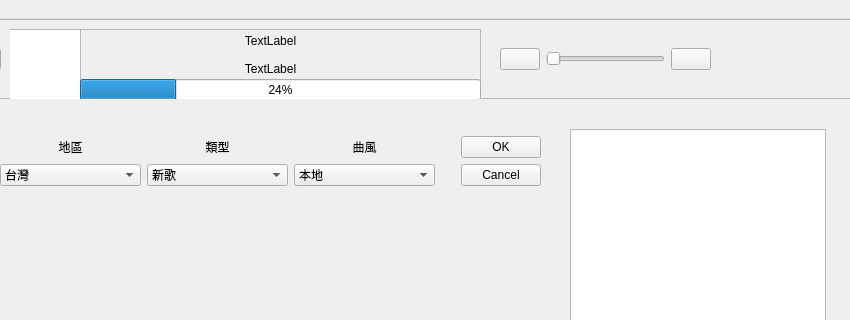
JianDa0127/web_crawler, file kkbox/UI_Designer/main.ui: the form before one commit; both pictures show x 350 to 1200 and y 0 to 320 of the 1200 by 700 pixel window.
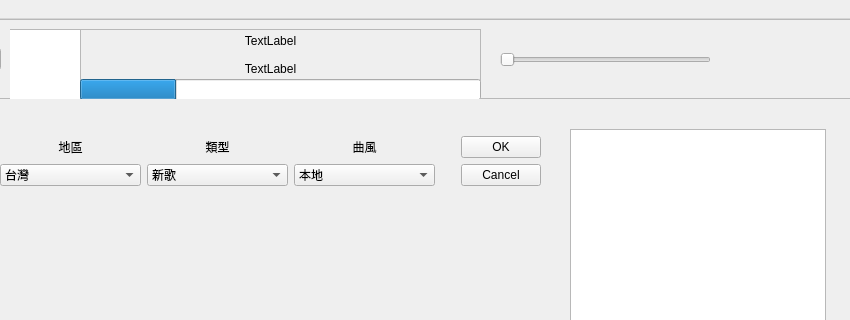
The form after the commit. Icons and pictures are not drawn.

The edit to the form file:
```diff
--- a/kkbox/UI_Designer/main.ui
+++ b/kkbox/UI_Designer/main.ui
@@ -358,6 +358,9 @@
       <property name="value">
        <number>24</number>
       </property>
+      <property name="textVisible">
+       <bool>false</bool>
+      </property>
      </widget>
      <widget class="QWidget" name="verticalLayoutWidget_5">
       <property name="geometry">
@@ -402,38 +405,16 @@
       </rect>
      </property>
      <layout class="QGridLayout" name="gridLayout_3">
-      <item row="0" column="1">
-       <widget class="QSlider" name="horizontalSlider_volume">
+      <item row="0" column="0">
+       <widget class="QSlider" name="volume_Slider">
+        <property name="maximum">
+         <number>100</number>
+        </property>
         <property name="orientation">
          <enum>Qt::Horizontal</enum>
         </property>
        </widget>
       </item>
-      <item row="0" column="0">
-       <widget class="QPushButton" name="pushButton_volumeDown">
-        <property name="enabled">
-         <bool>true</bool>
-        </property>
-        <property name="text">
-         <string/>
-        </property>
-        <property name="icon">
-         <iconset>
-          <normaloff>icon/volume-down.png</normaloff>icon/volume-down.png</iconset>
-        </property>
-       </widget>
-      </item>
-      <item row="0" column="2">
-       <widget class="QPushButton" name="pushButton_volumeUp">
-        <property name="text">
-         <string/>
-        </property>
-        <property name="icon">
-         <iconset>
-          <normaloff>icon/volume-up.png</normaloff>icon/volume-up.png</iconset>
-        </property>
-       </widget>
-      </item>
      </layout>
     </widget>
    </widget>
```
Left out of the diff: 4 changed lines with no effect on the pictures.
